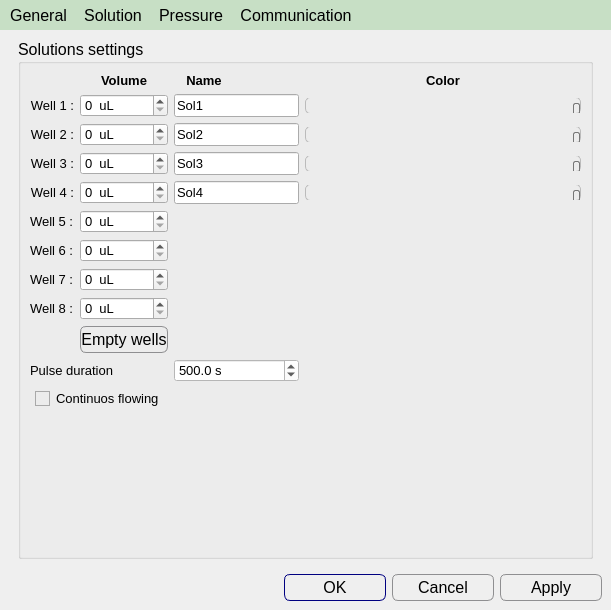
Old version of the form apps/Lab-on-a-tip/tools.ui in the repository bellonemauro/Labonatip2.0.
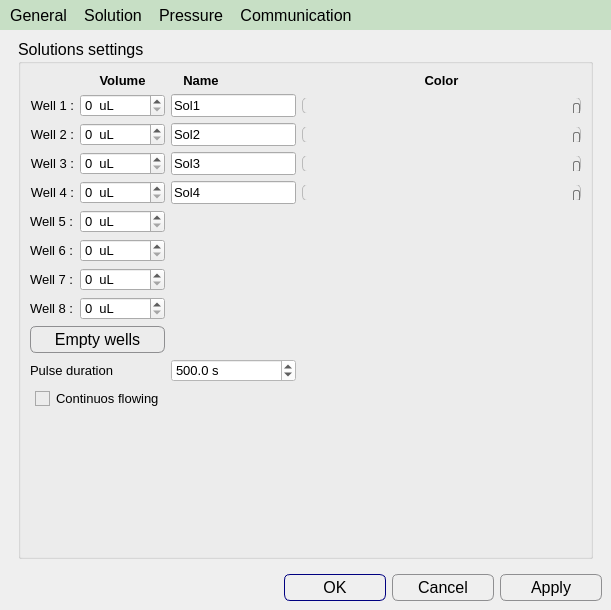
New version of the form. The open tabs and pages were chosen to show the change. Icons and pictures are not drawn.

```diff
--- a/apps/Lab-on-a-tip/tools.ui
+++ b/apps/Lab-on-a-tip/tools.ui
@@ -1363,50 +1363,6 @@
              </property>
             </widget>
            </item>
-           <item row="9" column="1" colspan="2">
-            <widget class="QPushButton" name="pushButton_emptyWells">
-             <property name="font">
-              <font>
-               <pointsize>-1</pointsize>
-              </font>
-             </property>
-             <property name="styleSheet">
-              <string notr="true"> QPushButton {
-     border: 1px solid #8f8f91;
-     border-radius: 6px;
-     height: 25px;
-     font-size: 16px;
-     background-color: qlineargradient(x1: 0, y1: 0, x2: 0, y2: 1,
-                                       stop: 0 #f6f7fa, stop: 1 #dadbde);
-
- }
-
-
- QPushButton:focus:pressed {
-     background-color: qlineargradient(x1: 0, y1: 0, x2: 0, y2: 1,
-                                       stop: 0 #F0FFF0, stop: 1 #f6f7fa);
- }
-
- QPushButton:hover {
-     background-color: qlineargradient(x1: 0, y1: 0, x2: 0, y2: 1,
-                                       stop: 0 #f6f7fa, stop: 1 #F0FFF0);
- }
-
-QPushButton:disabled{ background-color: #CCCCCC; }
-
- QPushButton:flat {
-     border: none; /* no border for a flat push button */
- }
-
- QPushButton:default {
-     border-color: navy; /* make the default button prominent */
- }</string>
-             </property>
-             <property name="text">
-              <string>Empty wells</string>
-             </property>
-            </widget>
-           </item>
            <item row="5" column="1" colspan="2">
             <widget class="QSpinBox" name="spinBox_vol_sol5">
              <property name="font">
@@ -1480,6 +1436,50 @@
              </property>
             </spacer>
            </item>
+           <item row="9" column="0" colspan="3">
+            <widget class="QPushButton" name="pushButton_emptyWells">
+             <property name="font">
+              <font>
+               <pointsize>-1</pointsize>
+              </font>
+             </property>
+             <property name="styleSheet">
+              <string notr="true"> QPushButton {
+     border: 1px solid #8f8f91;
+     border-radius: 6px;
+     height: 25px;
+     font-size: 16px;
+     background-color: qlineargradient(x1: 0, y1: 0, x2: 0, y2: 1,
+                                       stop: 0 #f6f7fa, stop: 1 #dadbde);
+
+ }
+
+
+ QPushButton:focus:pressed {
+     background-color: qlineargradient(x1: 0, y1: 0, x2: 0, y2: 1,
+                                       stop: 0 #F0FFF0, stop: 1 #f6f7fa);
+ }
+
+ QPushButton:hover {
+     background-color: qlineargradient(x1: 0, y1: 0, x2: 0, y2: 1,
+                                       stop: 0 #f6f7fa, stop: 1 #F0FFF0);
+ }
+
+QPushButton:disabled{ background-color: #CCCCCC; }
+
+ QPushButton:flat {
+     border: none; /* no border for a flat push button */
+ }
+
+ QPushButton:default {
+     border-color: navy; /* make the default button prominent */
+ }</string>
+             </property>
+             <property name="text">
+              <string>Empty wells</string>
+             </property>
+            </widget>
+           </item>
           </layout>
          </widget>
         </item>
```
Left out of the diff: 2 changed lines with no effect on the pictures.
